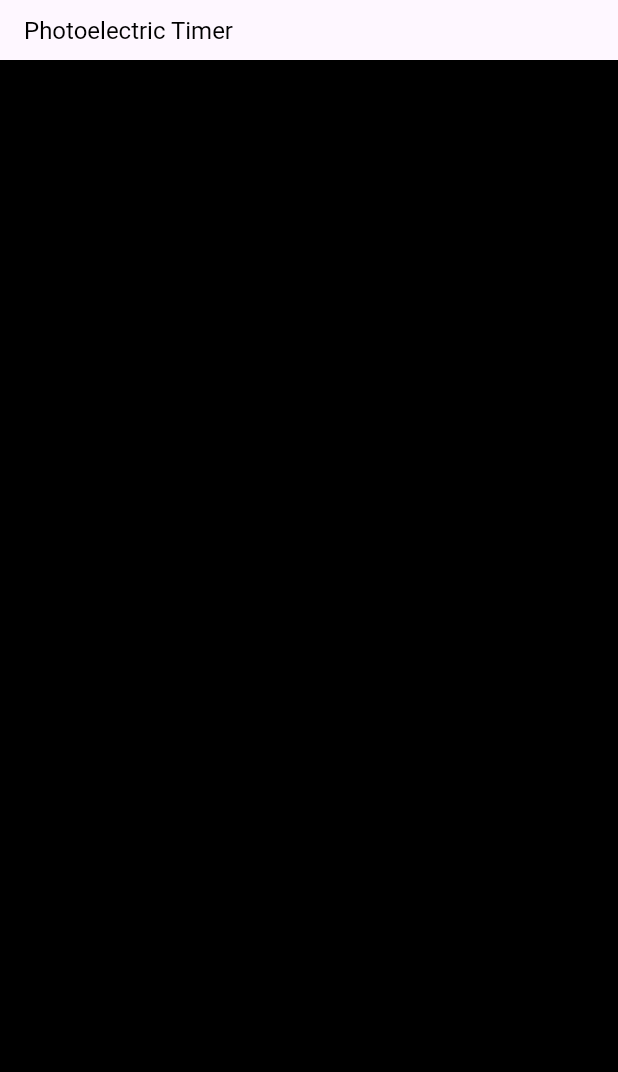
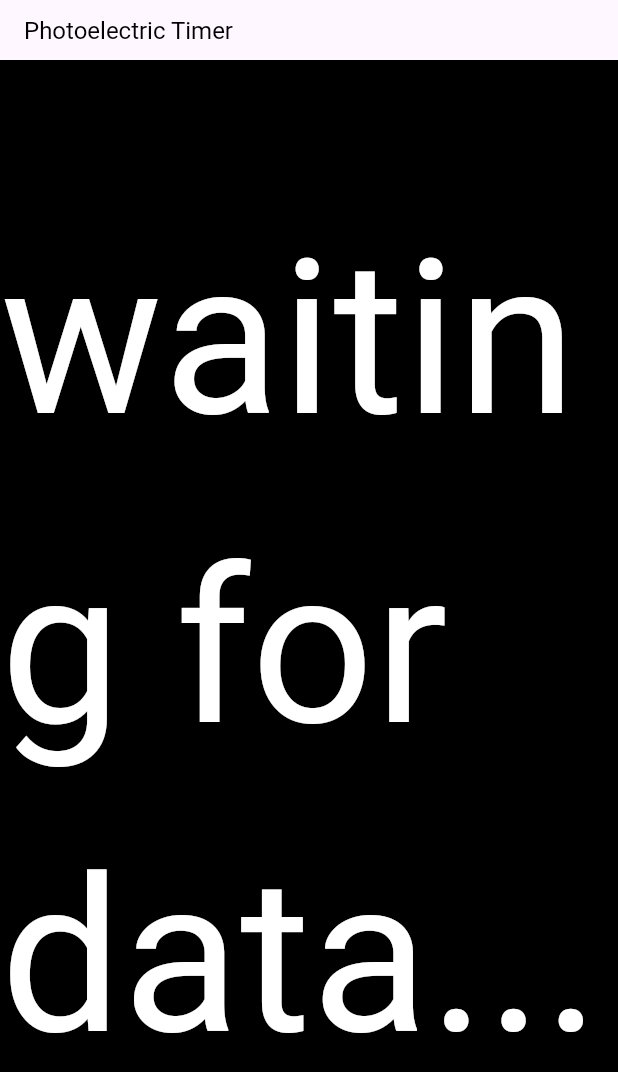
Before and after one commit to nsym7372/photoelectric_laptimer_ble, a Flutter app: the screen it shows after launch, on a phone screen of 412 x 824 dp. Shown: the top 1072 px of the screen. Run offline on Flutter 3.47's test engine with Material 3 defaults, Android fonts, the light colour scheme and no system bars; network calls fail.

Commit message:
クラス分割

```diff
--- a/photoelectric_timer_web_socket/lib/main.dart
+++ b/photoelectric_timer_web_socket/lib/main.dart
@@ -1,136 +1,23 @@
 import 'package:flutter/material.dart';
-import 'package:wakelock_plus/wakelock_plus.dart';
-import 'package:web_socket_channel/web_socket_channel.dart';
-import 'package:web_socket_channel/io.dart';
-import 'package:flutter_tts/flutter_tts.dart';
+import 'package:photoelectric_timer/model/websocket_service.dart';
+import 'package:photoelectric_timer/view/laptimer_view.dart';
+import 'package:photoelectric_timer/viewmodel/laptimer_viewmodel.dart';
 
-void main() {
-  runApp(const MyApp());
+void main() async {
+  final webSocketService = WebSocketService("ws://192.168.179.9:81");
+  final viewModel = LapTimerViewModel(webSocketService);
+
+  runApp(MyApp(viewModel: viewModel));
 }
 
 class MyApp extends StatelessWidget {
-  const MyApp({super.key});
+  final LapTimerViewModel viewModel;
+  const MyApp({super.key, required this.viewModel});
 
-  // This widget is the root of your application.
   @override
   Widget build(BuildContext context) {
     return MaterialApp(
-      title: 'PhotoElectric Timer',
-      theme: ThemeData(
-        colorScheme: ColorScheme.fromSeed(seedColor: Colors.deepPurple),
-        useMaterial3: true,
-      ),
-      home: const MyHomePage(title: 'PhotoElectric Timer'),
+      home: LapTimerView(viewModel: viewModel),
     );
   }
 }
-
-class MyHomePage extends StatefulWidget {
-  const MyHomePage({super.key, required this.title});
-
-  final String title;
-
-  @override
-  MyHomePageState createState() => MyHomePageState();
-}
-
-class MyHomePageState extends State<MyHomePage> {
-  late WebSocketChannel channel;
-
-  String serverMessage = "データを待っています...";
-  final FlutterTts _flutterTts = FlutterTts();
-
-  @override
-  void initState() {
-    super.initState();
-
-    channel = IOWebSocketChannel.connect("ws://192.168.179.9:81");
-    channel.stream.listen((message) {
-      setState(() {
-        serverMessage = message;
-      });
-      _speak(message);
-    });
-
-    WakelockPlus.enable();
-    _flutterTts.setLanguage("ja-JP");
-    _flutterTts.setSpeechRate(0.4);
-  }
-
-  @override
-  Widget build(BuildContext context) {
-    return Scaffold(
-      appBar: AppBar(
-        title: const Text('Photoelectric Timer',
-            style: TextStyle(fontSize: 16, color: Colors.black)),
-        toolbarHeight: 40.0,
-      ),
-      backgroundColor: Colors.black,
-      body: Center(
-        child: Column(
-          mainAxisAlignment: MainAxisAlignment.center,
-          crossAxisAlignment: CrossAxisAlignment.center,
-          children: <Widget>[
-            Text(
-              _formatDuration(serverMessage),
-              style: const TextStyle(fontSize: 144, color: Colors.white),
-            ),
-          ],
-        ),
-      ),
-    );
-  }
-
-  @override
-  void dispose() {
-    WakelockPlus.disable();
-    channel.sink.close();
-    super.dispose();
-  }
-
-  Map<String, int>? _parseDuration(String milliseconds) {
-    final msValue = int.tryParse(milliseconds);
-    if (msValue == null) {
-      return null;
-    }
-    return {
-      "min": (msValue ~/ 60000),
-      "sec": (msValue % 60000) ~/ 1000,
-      "ms": msValue % 1000
-    };
-  }
-
-  String _formatDuration(String milliseconds) {
-    var duration = _parseDuration(milliseconds);
-    if (duration == null) {
-      return "";
-    }
-
-    String minutesStr = duration["min"].toString().padLeft(2, '0');
-    String secondsStr = duration["sec"].toString().padLeft(2, '0');
-    String millisStr = duration["ms"].toString().padLeft(3, '0');
-
-    return "$minutesStr:$secondsStr.$millisStr";
-  }
-
-  // タイムは読み上げるものらしい
-  Future _speak(String ms) async {
-    var japaneseTime = _formatDurationToSpeak(ms);
-    await _flutterTts.speak(japaneseTime);
-  }
-
-  String _formatDurationToSpeak(String milliseconds) {
-    var duration = _parseDuration(milliseconds);
-    if (duration == null) {
-      return "";
-    }
-
-    String minutesStr =
-        duration["min"] == 0 ? "" : '${duration["min"].toString()}分';
-    String secondsStr = duration["sec"].toString();
-    String millisStr =
-        duration["ms"].toString().padLeft(3, '0').replaceAll("", " ");
-
-    return '$minutesStr $secondsStr秒 $millisStr';
-  }
-}
--- /dev/null
+++ b/photoelectric_timer_web_socket/lib/model/websocket_service.dart
@@ -0,0 +1,18 @@
+import 'package:web_socket_channel/web_socket_channel.dart';
+
+class WebSocketService {
+  final WebSocketChannel _channel;
+
+  WebSocketService._(this._channel);
+
+  factory WebSocketService(String url) {
+    final channel = WebSocketChannel.connect(Uri.parse(url));
+    return WebSocketService._(channel);
+  }
+
+  Stream<String> get messages => _channel.stream.cast<String>();
+
+  void close() {
+    _channel.sink.close();
+  }
+}
--- /dev/null
+++ b/photoelectric_timer_web_socket/lib/view/laptimer_view.dart
@@ -0,0 +1,36 @@
+import 'package:flutter/material.dart';
+import 'package:photoelectric_timer/viewmodel/laptimer_viewmodel.dart';
+
+class LapTimerView extends StatelessWidget {
+  final LapTimerViewModel viewModel;
+
+  LapTimerView({super.key, required this.viewModel});
+
+  @override
+  Widget build(BuildContext context) {
+    return Scaffold(
+      appBar: AppBar(
+        title: const Text('Photoelectric Timer',
+            style: TextStyle(fontSize: 16, color: Colors.black)),
+        toolbarHeight: 40.0,
+      ),
+      backgroundColor: Colors.black,
+      body: Center(
+        child: Column(
+          mainAxisAlignment: MainAxisAlignment.center,
+          crossAxisAlignment: CrossAxisAlignment.center,
+          children: <Widget>[
+            StreamBuilder<String>(
+                stream: viewModel.laptime,
+                builder: (context, snapshot) {
+                  return Text(
+                    snapshot.data ?? "waiting for data...",
+                    style: const TextStyle(fontSize: 144, color: Colors.white),
+                  );
+                })
+          ],
+        ),
+      ),
+    );
+  }
+}
--- /dev/null
+++ b/photoelectric_timer_web_socket/lib/viewmodel/laptimer_viewmodel.dart
@@ -0,0 +1,49 @@
+import 'dart:async';
+
+import 'package:photoelectric_timer/model/websocket_service.dart';
+
+class LapTimerViewModel {
+  final WebSocketService webSocketService;
+
+  final StreamController<String> _laptimeController =
+      StreamController<String>.broadcast();
+  Stream<String> get laptime => _laptimeController.stream;
+
+  LapTimerViewModel(this.webSocketService) {
+    webSocketService.messages.listen(_handleWebSocketMessage);
+  }
+
+  void _handleWebSocketMessage(String milliseconds) async {
+    _laptimeController.add(_formatDuration(milliseconds));
+  }
+
+  String _formatDuration(String milliseconds) {
+    var duration = _parseDuration(milliseconds);
+    if (duration == null) {
+      return "";
+    }
+
+    String minutesStr = duration["min"].toString().padLeft(2, '0');
+    String secondsStr = duration["sec"].toString().padLeft(2, '0');
+    String millisStr = duration["ms"].toString().padLeft(3, '0');
+
+    return "$minutesStr:$secondsStr.$millisStr";
+  }
+
+  Map<String, int>? _parseDuration(String milliseconds) {
+    final msValue = int.tryParse(milliseconds);
+    if (msValue == null) {
+      return null;
+    }
+    return {
+      "min": (msValue ~/ 60000),
+      "sec": (msValue % 60000) ~/ 1000,
+      "ms": msValue % 1000
+    };
+  }
+
+  void dispose() {
+    webSocketService.close();
+    _laptimeController.close();
+  }
+}
```
Also changed, not shown: 1 other file.
